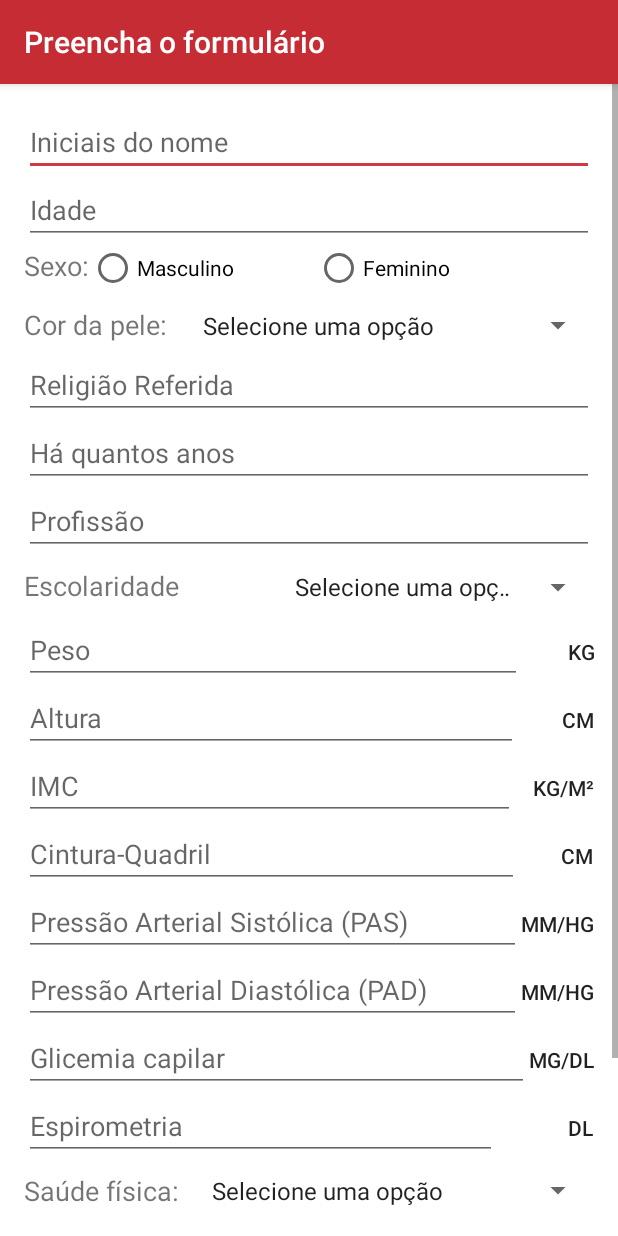
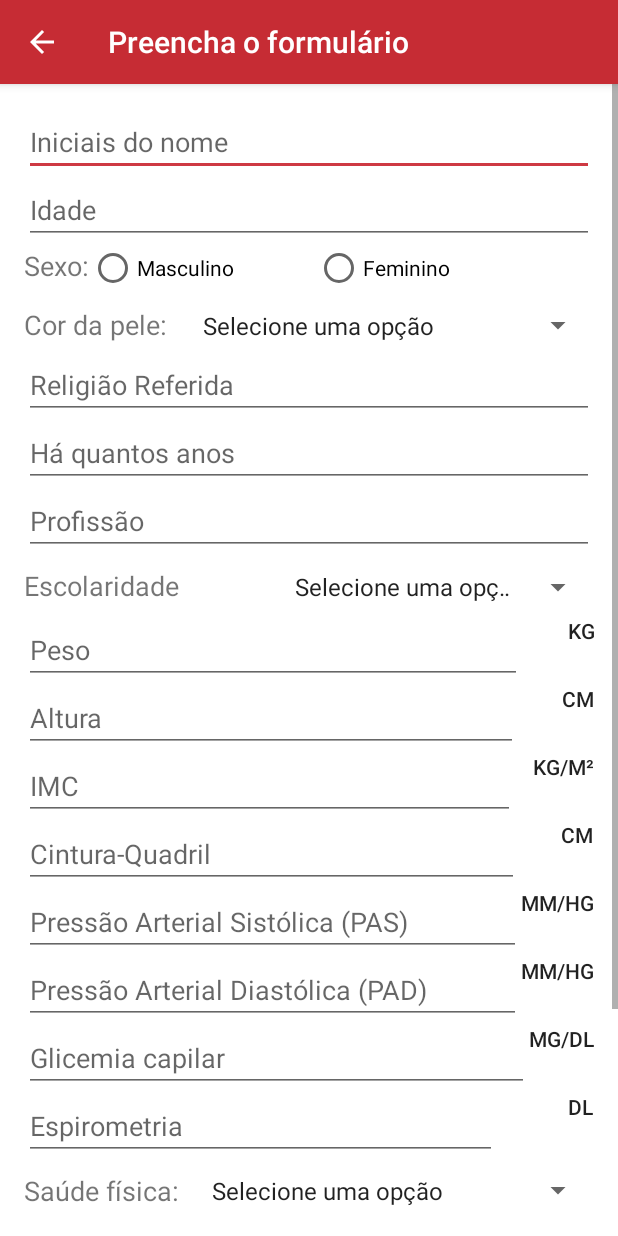
Before and after one commit to GabrielTagliari/Q8RN-App, an Android app: the FormActivity screen opened directly, with no data from a screen before it, on a phone screen of 412 x 824 dp. Run offline under Robolectric (Android 15) with nearby library versions, the phone set to English and light mode, and no system bars.

Commit message:
Refatoração Geral

```diff
--- a/app/src/main/res/layout/activity_form.xml
+++ b/app/src/main/res/layout/activity_form.xml
@@ -93,7 +93,7 @@
         android:inputType="textCapSentences|textPersonName"
         android:ems="10"
         android:id="@+id/religiaoId"
-        android:hint="@string/religi_o_referida"
+        android:hint="@string/religiao_referida"
         android:maxLength="30" />
 
     <EditText
@@ -101,7 +101,7 @@
         android:layout_height="wrap_content"
         android:ems="10"
         android:id="@+id/tempoReligiaoId"
-        android:hint="@string/h_quanto_tempo"
+        android:hint="@string/ha_quanto_tempo"
         android:maxLength="4"
         android:inputType="number" />
 
@@ -111,7 +111,7 @@
         android:inputType="textCapSentences|textPersonName"
         android:ems="10"
         android:id="@+id/profissaoId"
-        android:hint="@string/profiss_o"
+        android:hint="@string/profissao"
         android:maxLength="30" />
 
     <LinearLayout
@@ -152,13 +152,14 @@
             android:layout_weight="1" />
 
         <TextView
-            android:text="Kg"
+            android:text="@string/kg"
             android:layout_width="wrap_content"
             android:layout_height="wrap_content"
             android:id="@+id/textView3"
             android:layout_weight="0.25"
             android:textAppearance="@style/TextAppearance.AppCompat.Button"
-            android:textAlignment="textEnd" />
+            android:textAlignment="textEnd"
+            android:layout_gravity="end"/>
 
     </LinearLayout>
 
@@ -185,7 +186,8 @@
             android:id="@+id/textView4"
             android:layout_weight="0.25"
             android:textAppearance="@style/TextAppearance.AppCompat.Button"
-            android:textAlignment="textEnd" />
+            android:textAlignment="textEnd"
+            android:layout_gravity="end"/>
     </LinearLayout>
 
     <LinearLayout
@@ -204,12 +206,13 @@
             android:layout_weight="1" />
 
         <TextView
-            android:text="Kg/m²"
+            android:text="@string/kg_m"
             android:layout_width="wrap_content"
             android:layout_height="wrap_content"
             android:id="@+id/textView5"
             android:textAppearance="@style/TextAppearance.AppCompat.Button"
             android:textAlignment="textEnd"
+            android:layout_gravity="end"
             android:layout_weight="0.10" />
     </LinearLayout>
 
@@ -229,13 +232,14 @@
             android:layout_weight="1" />
 
         <TextView
-            android:text="Cm"
+            android:text="@string/cm"
             android:layout_width="wrap_content"
             android:layout_height="wrap_content"
             android:id="@+id/textView6"
             android:layout_weight="0.24"
             android:textAppearance="@style/TextAppearance.AppCompat.Button"
-            android:textAlignment="textEnd" />
+            android:textAlignment="textEnd"
+            android:layout_gravity="end"/>
     </LinearLayout>
 
     <LinearLayout
@@ -254,12 +258,13 @@
             android:layout_weight="1" />
 
         <TextView
-            android:text="mm/Hg"
+            android:text="@string/mm_hg"
             android:layout_width="wrap_content"
             android:layout_height="wrap_content"
             android:id="@+id/textView7"
             android:textAppearance="@style/TextAppearance.AppCompat.Button"
-            android:textAlignment="textEnd" />
+            android:textAlignment="textEnd"
+            android:layout_gravity="end"/>
     </LinearLayout>
 
     <LinearLayout
@@ -278,12 +283,13 @@
             android:layout_weight="1" />
 
         <TextView
-            android:text="mm/Hg"
+            android:text="@string/mm_hg"
             android:layout_width="wrap_content"
             android:layout_height="wrap_content"
             android:id="@+id/textView10"
             android:textAppearance="@style/TextAppearance.AppCompat.Button"
-            android:textAlignment="textEnd" />
+            android:textAlignment="textEnd"
+            android:layout_gravity="end"/>
 
     </LinearLayout>
 
@@ -303,12 +309,13 @@
             android:layout_weight="1" />
 
         <TextView
-            android:text="mg/dl"
+            android:text="@string/mg_dl"
             android:layout_width="wrap_content"
             android:layout_height="wrap_content"
             android:id="@+id/textView12"
             android:textAppearance="@style/TextAppearance.AppCompat.Button"
-            android:textAlignment="textEnd" />
+            android:textAlignment="textEnd"
+            android:layout_gravity="end"/>
     </LinearLayout>
 
     <LinearLayout
@@ -328,12 +335,13 @@
             android:layout_weight="1" />
 
         <TextView
-            android:text="dl"
+            android:text="@string/dl"
             android:layout_width="wrap_content"
             android:layout_height="wrap_content"
             android:id="@+id/textView14"
             android:textAppearance="@style/TextAppearance.AppCompat.Button"
             android:textAlignment="textEnd"
+            android:layout_gravity="end"
             android:layout_weight="0.47" />
 
     </LinearLayout>
@@ -346,7 +354,7 @@
         android:layout_marginBottom="8dp">
 
         <TextView
-            android:text="@string/sa_de_f_sica"
+            android:text="@string/saude_f_sica"
             android:layout_width="wrap_content"
             android:layout_height="wrap_content"
             android:id="@+id/saudeFisicaTextId"
@@ -369,7 +377,7 @@
         android:layout_marginTop="8dp">
 
         <TextView
-            android:text="@string/sa_de_mental"
+            android:text="@string/saude_mental"
             android:layout_width="wrap_content"
             android:layout_height="wrap_content"
             android:id="@+id/saudeMentalTextId"
@@ -390,22 +398,24 @@
         android:inputType="textCapSentences|textPersonName"
         android:ems="10"
         android:id="@+id/doencasId"
-        android:hint="@string/doen_as_referidas"
+        android:hint="@string/doencas_referidas"
         android:maxLength="30" />
 
     <Button
-        android:text="@string/botao_proximo"
+        android:id="@+id/botaoProximoId"
+        style="@style/Widget.AppCompat.Button.Colored"
         android:layout_width="match_parent"
         android:layout_height="wrap_content"
-        android:id="@+id/botaoProximoId"
-        style="@style/Widget.AppCompat.Button.Colored" />
+        android:onClick="iniciarQuestionario"
+        android:text="@string/botao_proximo" />
 
     <Button
-        android:text="@string/load_data"
+        android:id="@+id/loadDataId"
+        style="@style/Widget.AppCompat.Button.Small"
         android:layout_width="match_parent"
         android:layout_height="wrap_content"
-        android:id="@+id/loadDataId"
-        style="@style/Widget.AppCompat.Button.Small" />
+        android:onClick="loadData"
+        android:text="@string/load_data" />
 
 </LinearLayout>
 </ScrollView>
--- a/app/src/main/res/values/strings.xml
+++ b/app/src/main/res/values/strings.xml
@@ -3,18 +3,26 @@
 
     <!-- Elementos -->
     <string name="titulo_main">Questionário dos Oito Remédios Naturais</string>
-    <string name="botao_main">Realiza questionário</string>
-    <string name="botao_simular">Enviar dados por email</string>
+    <string name="botao_realizar_quest">Realiza questionário</string>
+    <string name="botao_enviar_email">Enviar dados por email</string>
     <string name="titulo_form">Preencha o formulário</string>
+    <string name="botao_proximo">Próximo</string>
+    <string name="logo">Logo</string>
+    <string name="voltar_menu">Voltar ao menu</string>
+    <string name="escore_total">Escore total</string>
+    <string name="realizar_questionario">Realizar Questionário</string>
+    <string name="load_data">Load data</string>
+    <string name="email">Enviar Resultado Email</string>
+    <string name="pontos_a_melhorar">Pontos a melhorar</string>
 
     <!-- Strings -->
     <string name="altura">Altura</string>
     <string name="cintura_quadril">Cintura-Quadril</string>
     <string name="sexo">Sexo:</string>
-    <string name="sa_de_mental">Saúde mental:</string>
-    <string name="sa_de_f_sica">Saúde física:</string>
-    <string name="religi_o_referida">Religião Referida</string>
-    <string name="profiss_o">Profissão</string>
+    <string name="saude_mental">Saúde mental:</string>
+    <string name="saude_f_sica">Saúde física:</string>
+    <string name="religiao_referida">Religião Referida</string>
+    <string name="profissao">Profissão</string>
     <string name="pas">Pressão Arterial Sistólica (PAS)</string>
     <string name="pad">Pressão Arterial Diastólica (PAD)</string>
     <string name="peso">Peso</string>
@@ -22,30 +30,29 @@
     <string name="iniciais_do_nome">Iniciais do nome</string>
     <string name="idade">Idade</string>
     <string name="imc">IMC</string>
-    <string name="h_quanto_tempo">Há quantos anos</string>
+    <string name="ha_quanto_tempo">Há quantos anos</string>
     <string name="glicemia_capilar">Glicemia capilar</string>
     <string name="feminino">Feminino</string>
     <string name="espirometria">Espirometria</string>
     <string name="escolaridade">Escolaridade</string>
-    <string name="doen_as_referidas">Doenças referidas</string>
+    <string name="doencas_referidas">Doenças referidas</string>
     <string name="cor_da_pele">Cor da pele:</string>
-    <string name="botao_proximo">Próximo</string>
-    <string name="nutricao">Nutrição</string>
 
-    <!-- Questoes -->
-    <string name="questao1">Com que frequência você inclui em suas refeições diária todos esses alimentos: feijões, castanhas, frutas, legumes e verduras?</string>
-    <string name="Volar" />
-    <string name="botao_voltar">Voltar</string>
-    <string name="logo">Logo</string>
-    <string name="voltar_menu">Voltar ao menu</string>
-    <string name="escore_total">Escore total</string>
-    <string name="realizar_questionario">Realizar Questionário</string>
-    <string name="load_data">Load data</string>
-    <string name="cm">Cm</string>
-    <string name="email">Enviar Resultado Email</string>
-    <string name="pontos_a_melhorar">Pontos a melhorar</string>
+    <!-- Copyright -->
+    <string name="copyright">Copyright ©</string>
     <string name="autores_copyright">Autores: Gina Abdala e Dyrce Meira</string>
-    <string name="copyright">Copyright ©</string>
     <string name="desenvolvedor_copyright">Desenvolvedor: Gabriel Tagliari Rodrigo</string>
     <string name="supervisor_copyright">Supervisor: Roberto Sussumu Wataya</string>
+
+    <!-- Unidade de medidas -->
+    <string name="cm">Cm</string>
+    <string name="kg">Kg</string>
+    <string name="kg_m">Kg/m²</string>
+    <string name="mm_hg">mm/Hg</string>
+    <string name="mg_dl">mg/dl</string>
+    <string name="dl">dl</string>
+
+    <!-- Escore -->
+    <string name="pontuacao">Pontuação:</string>
+    <string name="resultado">Resultado:</string>
 </resources>
```
Also changed, not shown: app/src/main/java/q8rn/com/q8rn/activities/EscoreActivity.java (+45 -44 lines), app/src/main/java/q8rn/com/q8rn/activities/FormActivity.java (+87 -62 lines), app/src/main/java/q8rn/com/q8rn/activities/MainActivity.java (+37 -109 lines), app/src/main/java/q8rn/com/q8rn/activities/QuestionarioActivity.java (+47 -45 lines), app/src/main/java/q8rn/com/q8rn/entities/Entrevistado.java (+0 -27 lines), app/src/main/res/layout/activity_escore.xml (+5 -4 lines), app/src/main/res/layout/activity_main.xml (+6 -4 lines), app/src/main/res/layout/activity_questionario.xml (+42 -49 lines), app/src/main/res/drawable/ic_forward_white_36dp.png (added).
